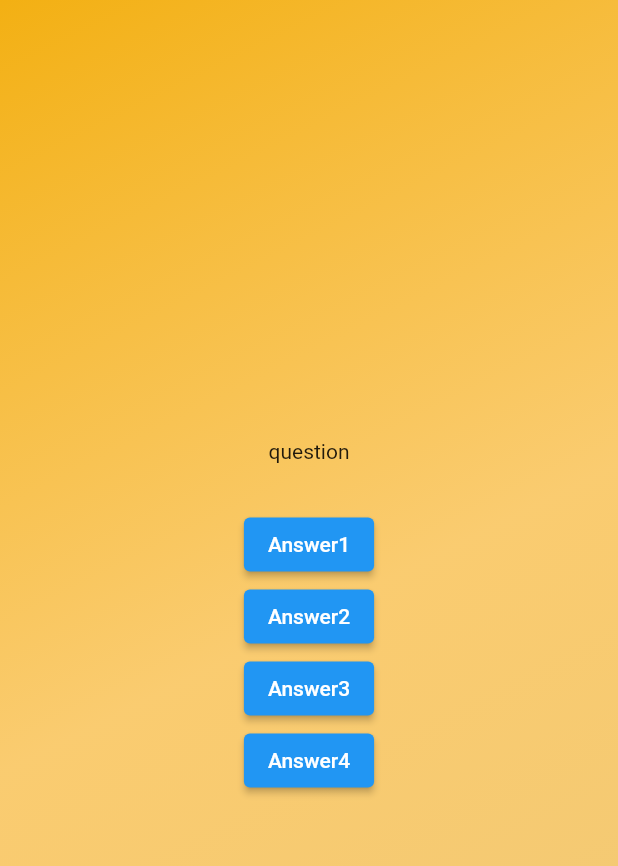
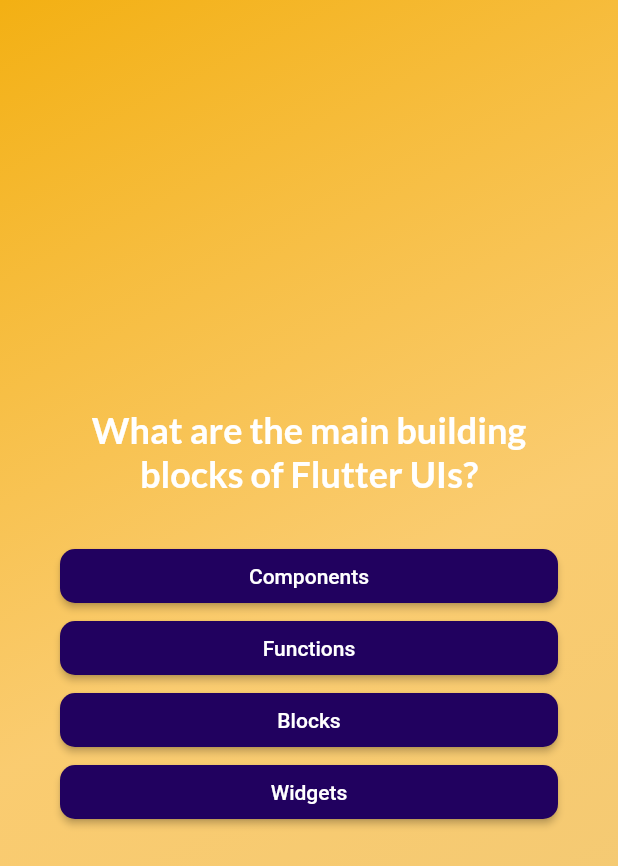
Before and after one commit to AmaniAlnabhani/QuizApp, a Flutter app: the screen it shows after launch, after a tap on "Start Quiz", on a phone screen of 412 x 824 dp. Shown: the top 866 px of the screen. Run offline on Flutter 3.47's test engine with Material 2 defaults, Android fonts, the phone set to English and light mode, and no system bars; our stand-ins replace google_fonts.

Commit message:
add Result screen

```diff
--- /dev/null
+++ b/lib/answer_button.dart
@@ -0,0 +1,22 @@
+
+import 'package:flutter/material.dart';
+import 'package:quiz_app/data/questions.dart';
+class AnswerButton extends StatelessWidget{
+ const AnswerButton({super.key, required this.answerText,required this.onTap});
+  final String answerText;
+  final void Function() onTap;
+  @override
+  Widget build(BuildContext context) {
+    return  ElevatedButton(
+      onPressed: onTap,
+      style: ElevatedButton.styleFrom(
+        padding: const  EdgeInsets.symmetric(vertical: 10,horizontal: 30),
+        backgroundColor: const Color.fromARGB(255, 33, 1, 95),
+        foregroundColor: Colors.white,
+        shape:  RoundedRectangleBorder(borderRadius: BorderRadius.circular(10),),
+      ),
+      child: Text(answerText , textAlign:TextAlign.center,),
+    );
+
+  }
+}
--- a/lib/models/quiz_question.dart
+++ b/lib/models/quiz_question.dart
@@ -2,5 +2,15 @@ class QuizQuestion{
   const QuizQuestion(this.text,this.answers);
   final String text;
   final List<String>answers;
+  List<String>getShuffledAnswers(){
+    //chain
+    // mix new  list not origin list
+    // Take copy of list
+   final shuffledList= List.of(answers);
+   // shuffled new list
+   shuffledList.shuffle();
+   // return shuffled list
+   return shuffledList;
+  }
 
 }
--- a/lib/questions_screen.dart
+++ b/lib/questions_screen.dart
@@ -1,7 +1,10 @@
 import 'package:flutter/material.dart';
-
+import 'package:quiz_app/answer_button.dart';
+import 'package:quiz_app/data/questions.dart';
+import 'package:google_fonts/google_fonts.dart';
 class QuestionsScreen extends StatefulWidget{
-  const QuestionsScreen({super.key});
+  const QuestionsScreen({super.key,required this.onSelectAnswer,});
+  final void Function (String answer) onSelectAnswer;
 
   @override
   State<QuestionsScreen> createState() {
@@ -11,21 +14,47 @@ class QuestionsScreen extends StatefulWidget{
 
 }
 class _QuestionScreenState extends State<QuestionsScreen>{
+  var currentQuestionIndex=0;
+  void answerQuestion(String selectedAnswer){
+    widget.onSelectAnswer(selectedAnswer);
+    //currentQuestionIndex= currentQuestionIndex+1;
+    setState(() {
+      currentQuestionIndex+=1;
+    });
+
+  }
   @override
   Widget build(BuildContext context) {
+    final currentQuestion=questions[currentQuestionIndex];
     return SizedBox(
       width: double.infinity,
-      child: Column(
-        mainAxisAlignment: MainAxisAlignment.center ,
-        children: [
-          const Text('question'),
-          const SizedBox(height:30),
-          ElevatedButton(onPressed: (){}, child:const Text('Answer1')),
-          ElevatedButton(onPressed: (){}, child:const Text('Answer2')),
-          ElevatedButton(onPressed: (){}, child:const Text('Answer3')),
-          ElevatedButton(onPressed: (){}, child:const Text('Answer4'))
+      child: Container(
+        margin: const EdgeInsets.all(40),
+        child: Column(
+          mainAxisAlignment: MainAxisAlignment.center ,
+          crossAxisAlignment: CrossAxisAlignment.stretch,
+          children: [
+             Text(currentQuestion.text,
+               textAlign: TextAlign.center,
+               style:GoogleFonts.lato(
+                 color: Colors.white,
+                 fontSize: 24,
+                 fontWeight: FontWeight.bold,
+               )
+             ),
+            const SizedBox(height:30),
+            //change list of string to widget list
+            // ... comma seprted list
+            ...currentQuestion.getShuffledAnswers().map((answer)  {
+              return AnswerButton(answerText: answer,
+                onTap: (){
+                answerQuestion(answer);
+                },);
+            })
 
-        ],
+
+          ],
+        ),
       ),
     );
   }
--- a/lib/quiz.dart
+++ b/lib/quiz.dart
@@ -1,6 +1,8 @@
 import 'package:flutter/material.dart';
+import 'package:quiz_app/data/questions.dart';
 import 'package:quiz_app/questions_screen.dart';
 import 'package:quiz_app/start_screen.dart';
+import 'package:quiz_app/results_screen.dart';
 
 class Quiz extends StatefulWidget{
   @override
@@ -11,6 +13,8 @@ class Quiz extends StatefulWidget{
 
 }
 class _QuizState extends State<Quiz>{
+  //list to save all answers
+   List<String> selectedAnswer=[];
   //? mean maybe activescreen be null
   //Widget ?activeScreen ;
  var activeScreen='start-screen';
@@ -22,13 +26,30 @@ class _QuizState extends State<Quiz>{
 
   void switchScreen(){
     setState(() {
+      selectedAnswer=[];
       activeScreen='questions_screen';
     });
   }
+  void chooseAnswer(String answer){
+    //add() to add in the list
+    selectedAnswer.add(answer);
+    if(selectedAnswer.length == questions.length){
+      setState(() {
+        activeScreen="results_screen";
+      });
+    }
+  }
+
   @override
   Widget build(Object context) {
     Widget screenWidget= StartScreen(switchScreen);
-    if(activeScreen == 'questions_screen'){    screenWidget= const QuestionsScreen();}
+    if(activeScreen == 'questions_screen'){
+      screenWidget=  QuestionsScreen(
+        onSelectAnswer:chooseAnswer,);}
+    if(activeScreen == 'results_screen'){
+      screenWidget= ResultsScreen(choosenAnswers: selectedAnswer,);
+    }
+
 
     return MaterialApp(
       home:Scaffold(
--- a/lib/start_screen.dart
+++ b/lib/start_screen.dart
@@ -1,4 +1,5 @@
 import 'package:flutter/material.dart';
+import 'package:google_fonts/google_fonts.dart';
 
 class StartScreen extends StatelessWidget {
   //startQuiz type function dont take argement and dont return anything
@@ -14,10 +15,10 @@ class StartScreen extends StatelessWidget {
           Image.asset('assets/images/quiz-logo.png', width: 300,
           color: const Color.fromARGB(101, 255, 255, 255),),
           const SizedBox(height: 80),
-          const Text(
+           Text(
             'Learn Flutter in fun way',
-            style: TextStyle(
-              color: Color.fromARGB(255, 0, 0, 0),
+            style: GoogleFonts.lato(
+              color: const Color.fromARGB(255, 0, 0, 0),
               fontSize: 24,
               fontWeight: FontWeight.bold,
             ),
--- a/pubspec.yaml
+++ b/pubspec.yaml
@@ -35,6 +35,7 @@ dependencies:
   # The following adds the Cupertino Icons font to your application.
   # Use with the CupertinoIcons class for iOS style icons.
   cupertino_icons: ^1.0.2
+  google_fonts: ^4.0.4
 
 dev_dependencies:
   flutter_test:
```
Also changed, not shown: lib/results_screen.dart (added, +31 -0 lines), pubspec.lock.
